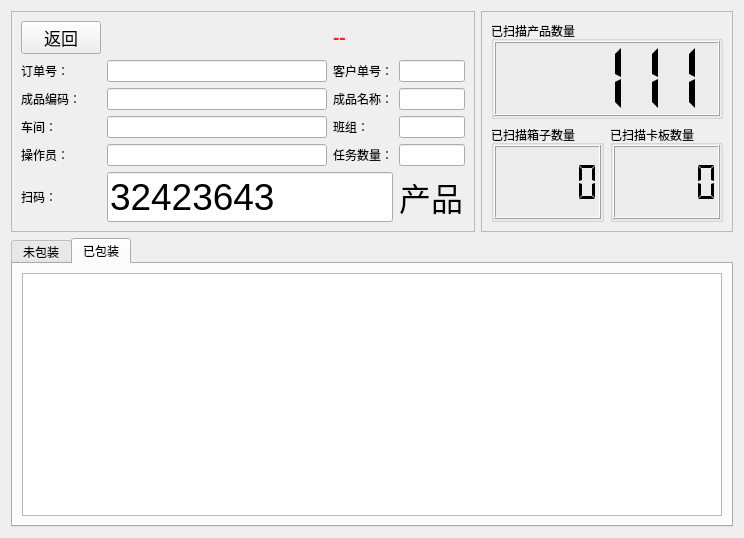
The window that ui/scan_frame.ui (izerui/scanrun) describes before a commit, drawn with Qt 5.
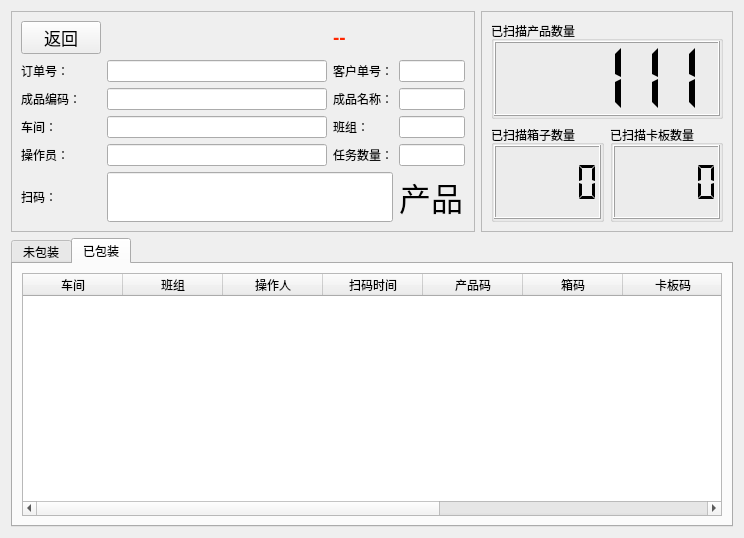
The same window after the commit. The open tabs and pages were chosen to show the change. Icons and pictures are not drawn.

```diff
--- a/ui/scan_frame.ui
+++ b/ui/scan_frame.ui
@@ -153,7 +153,58 @@
       </attribute>
       <layout class="QGridLayout" name="gridLayout_9">
        <item row="0" column="0">
-        <widget class="QTableWidget" name="table1"/>
+        <widget class="QTableWidget" name="table1">
+         <column>
+          <property name="text">
+           <string>车间</string>
+          </property>
+         </column>
+         <column>
+          <property name="text">
+           <string>班组</string>
+          </property>
+         </column>
+         <column>
+          <property name="text">
+           <string>操作人</string>
+          </property>
+         </column>
+         <column>
+          <property name="text">
+           <string>扫码时间</string>
+          </property>
+         </column>
+         <column>
+          <property name="text">
+           <string>产品码</string>
+          </property>
+         </column>
+         <column>
+          <property name="text">
+           <string>箱码</string>
+          </property>
+         </column>
+         <column>
+          <property name="text">
+           <string>卡板码</string>
+          </property>
+         </column>
+         <column>
+          <property name="text">
+           <string>上传状态</string>
+          </property>
+         </column>
+         <column>
+          <property name="text">
+           <string>上传人</string>
+          </property>
+         </column>
+         <column>
+          <property name="text">
+           <string>上传时间</string>
+          </property>
+         </column>
+        </widget>
        </item>
       </layout>
      </widget>
@@ -243,7 +294,7 @@
            <string notr="true"/>
           </property>
           <property name="text">
-           <string>32423643</string>
+           <string/>
           </property>
          </widget>
         </item>
```
Left out of the diff: 55 changed lines with no effect on the pictures.
